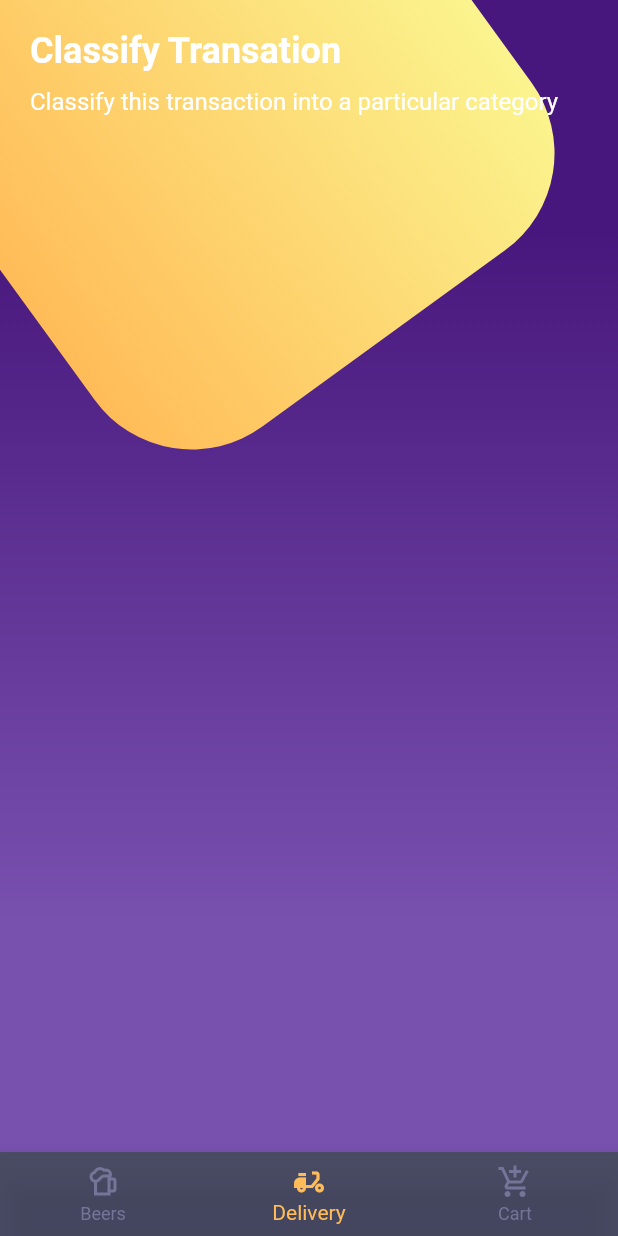
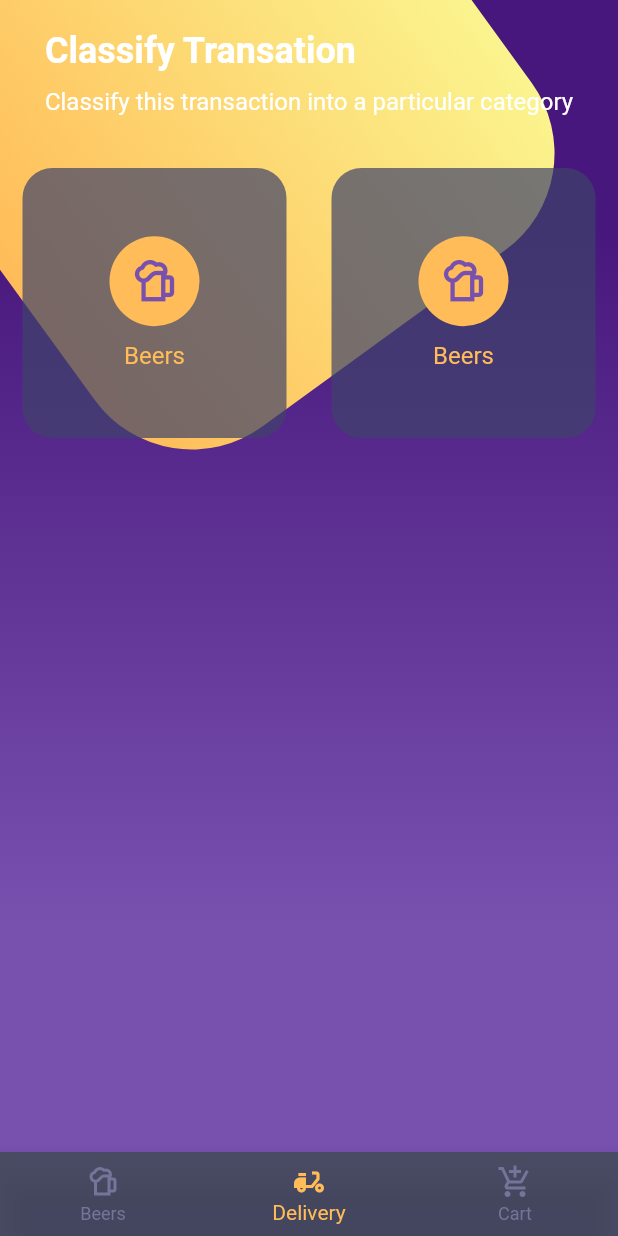
Before and after one commit to amaury-soto/fl-designs, a Flutter app: the screen it shows after launch, on a phone screen of 412 x 824 dp. Run offline on Flutter 3.47's test engine with Material 2 defaults, Android fonts, the light colour scheme and no system bars.

Commit message:
initial table and table row

```diff
--- a/lib/screens/home_screen.dart
+++ b/lib/screens/home_screen.dart
@@ -23,7 +23,8 @@ class _HomeBody extends StatelessWidget {
         children: [
 
           //Titles
-          PageTitle()
+          PageTitle(),
+          CardTable()
 
 
 
--- /dev/null
+++ b/lib/widgets/card_table.dart
@@ -0,0 +1,52 @@
+import 'package:flutter/material.dart';
+
+class CardTable extends StatelessWidget {
+  const CardTable({super.key});
+
+  @override
+  Widget build(BuildContext context) {
+    return Table(
+      children: [
+        TableRow(
+          children: [
+
+            _SingleCard(),
+            _SingleCard(),
+
+          ]
+        )
+      ],
+    );
+  }
+}
+
+class _SingleCard extends StatelessWidget {
+  const _SingleCard({
+    Key? key,
+  }) : super(key: key);
+
+  @override
+  Widget build(BuildContext context) {
+    return Container(
+      margin: EdgeInsets.all(15),
+      height: 180,
+      decoration: BoxDecoration(
+        color: Color.fromRGBO(62, 66, 105, 0.7),
+        borderRadius: BorderRadius.circular(20)
+      ),
+      child: Column(
+        mainAxisAlignment: MainAxisAlignment.center,
+        children: [
+
+          CircleAvatar(
+            backgroundColor: Color.fromARGB(255, 255, 188, 88),
+            child: Icon(Icons.sports_bar_outlined, size: 35, color:  Color.fromARGB(255, 120, 80, 174)),
+            radius: 30,
+          ),
+          SizedBox(height: 10),
+          Text('Beers', style: TextStyle(color:Color.fromARGB(255, 255, 188, 88) , fontSize: 16))
+        ],
+      ),
+    );
+  }
+}
--- a/lib/widgets/widgets.dart
+++ b/lib/widgets/widgets.dart
@@ -1,3 +1,4 @@
 export 'package:fl_design/widgets/background.dart';
+export 'package:fl_design/widgets/card_table.dart';
 export 'package:fl_design/widgets/custom_bottom_navigator.dart';
 export 'package:fl_design/widgets/page_title.dart';
```
